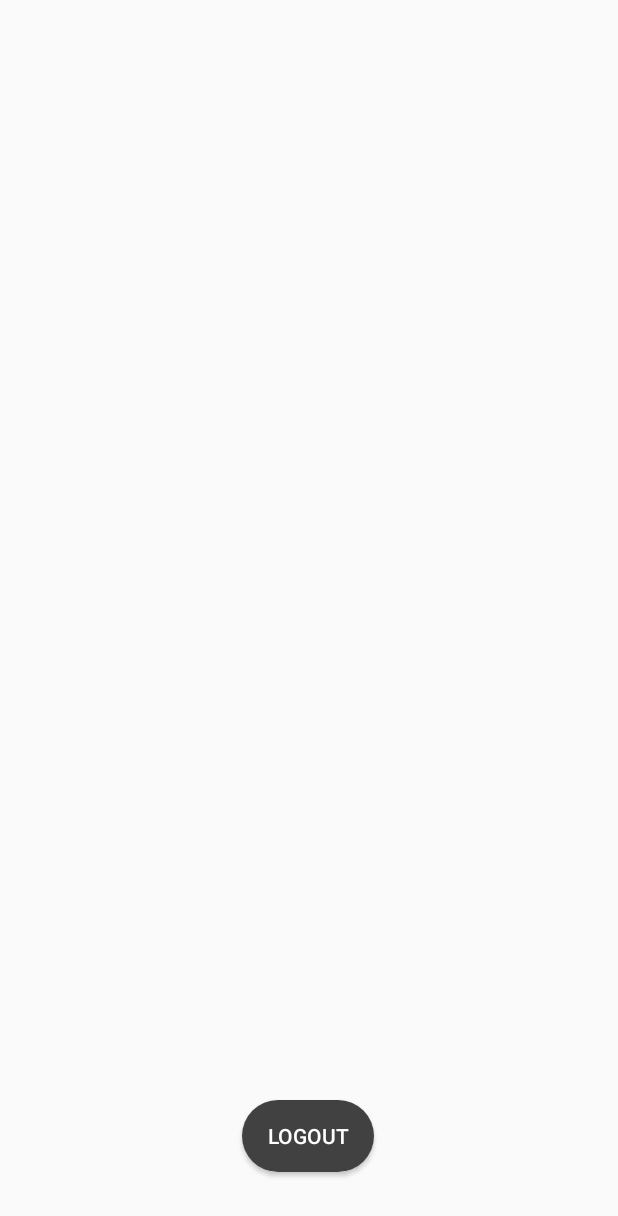
After one commit to haidarrp/AbsensiJagad, an Android app: the DashboardAdmin screen opened directly, with no data from a screen before it, on a phone screen of 412 x 824 dp. The commit adds this screen. Shown: the top 1216 px of the screen. Run offline under Robolectric (Android 15) with nearby library versions, the phone set to English and light mode, and no system bars; libraries missing offline, so code that uses them is left out: com.firebase.ui.

Commit message:
Update multiuser

```diff
--- /dev/null
+++ b/app/src/main/java/org/d3ifcool/absensijagad/Adapter.kt
@@ -0,0 +1,4 @@
+package org.d3ifcool.absensijagad
+
+class Adapter {
+}
--- a/app/src/main/java/org/d3ifcool/absensijagad/Dashboard.kt
+++ b/app/src/main/java/org/d3ifcool/absensijagad/Dashboard.kt
@@ -103,6 +103,7 @@ class Dashboard : AppCompatActivity(){
                     return@addOnCompleteListener
                     val intent = Intent(this, Dashboard::class.java)
                     startActivity(intent)
+                    finish()
 
                 } else
                     Toast.makeText(this, "Logout Succesfully", Toast.LENGTH_SHORT).show()
@@ -257,9 +258,6 @@ class Dashboard : AppCompatActivity(){
                             val imageUrl = it.toString()
                             val desc = editTextDescription.text.toString()
                             val loggedInUser = FirebaseAuth.getInstance().currentUser
-                            loggedInUser?.let {
-                                val email = loggedInUser.email
-                            }
                             val email = loggedInUser?.email
                             val sdf = SimpleDateFormat("dd/M/yyyy hh:mm:ss")
                             val currentDate = sdf.format(Date()).toString()
--- /dev/null
+++ b/app/src/main/java/org/d3ifcool/absensijagad/DashboardAdmin.kt
@@ -0,0 +1,30 @@
+package org.d3ifcool.absensijagad
+
+import android.content.Intent
+import androidx.appcompat.app.AppCompatActivity
+import android.os.Bundle
+import android.widget.Toast
+import com.firebase.ui.auth.AuthUI
+import kotlinx.android.synthetic.main.activity_dashboard.*
+
+class DashboardAdmin : AppCompatActivity() {
+    override fun onCreate(savedInstanceState: Bundle?) {
+        super.onCreate(savedInstanceState)
+        setContentView(R.layout.activity_dashboard_admin)
+        logout_btn.setOnClickListener {
+            AuthUI.getInstance().signOut(this).addOnCompleteListener {
+                if (!it.isSuccessful) {
+                    return@addOnCompleteListener
+                    val intent = Intent(this, DashboardAdmin::class.java)
+                    startActivity(intent)
+                    finish()
+
+                } else
+                    Toast.makeText(this, "Logout Succesfully", Toast.LENGTH_SHORT).show()
+                val intent = Intent(this, MainActivity::class.java)
+                startActivity(intent)
+                finish()
+            }
+        }
+    }
+}
--- /dev/null
+++ b/app/src/main/res/layout/activity_dashboard_admin.xml
@@ -0,0 +1,22 @@
+<?xml version="1.0" encoding="utf-8"?>
+<androidx.constraintlayout.widget.ConstraintLayout xmlns:android="http://schemas.android.com/apk/res/android"
+    xmlns:app="http://schemas.android.com/apk/res-auto"
+    xmlns:tools="http://schemas.android.com/tools"
+    android:layout_width="match_parent"
+    android:layout_height="match_parent"
+    tools:context=".DashboardAdmin">
+    <Button
+        android:id="@+id/logout_btn"
+        android:layout_width="wrap_content"
+        android:layout_height="wrap_content"
+        android:background="@drawable/roundbtnn"
+        android:text="LOGOUT"
+        android:textColor="#FFFFFF"
+        app:layout_constraintBottom_toBottomOf="parent"
+        app:layout_constraintEnd_toEndOf="parent"
+        app:layout_constraintHorizontal_bias="0.498"
+        app:layout_constraintStart_toStartOf="parent"
+        app:layout_constraintTop_toTopOf="parent"
+        app:layout_constraintVertical_bias="0.945" />
+
+</androidx.constraintlayout.widget.ConstraintLayout>
--- /dev/null
+++ b/app/src/main/res/layout/users.xml
@@ -0,0 +1,6 @@
+<?xml version="1.0" encoding="utf-8"?>
+<LinearLayout xmlns:android="http://schemas.android.com/apk/res/android"
+    android:orientation="vertical" android:layout_width="match_parent"
+    android:layout_height="match_parent">
+
+</LinearLayout>
```
Also changed, not shown: app/src/main/AndroidManifest.xml (+6 -3 lines), app/src/main/java/org/d3ifcool/absensijagad/MainActivity.kt (+26 -11 lines), app/src/main/java/org/d3ifcool/absensijagad/show.kt (added, +11 -0 lines), app/src/main/res/layout/activity_show.xml (added, +17 -0 lines).
